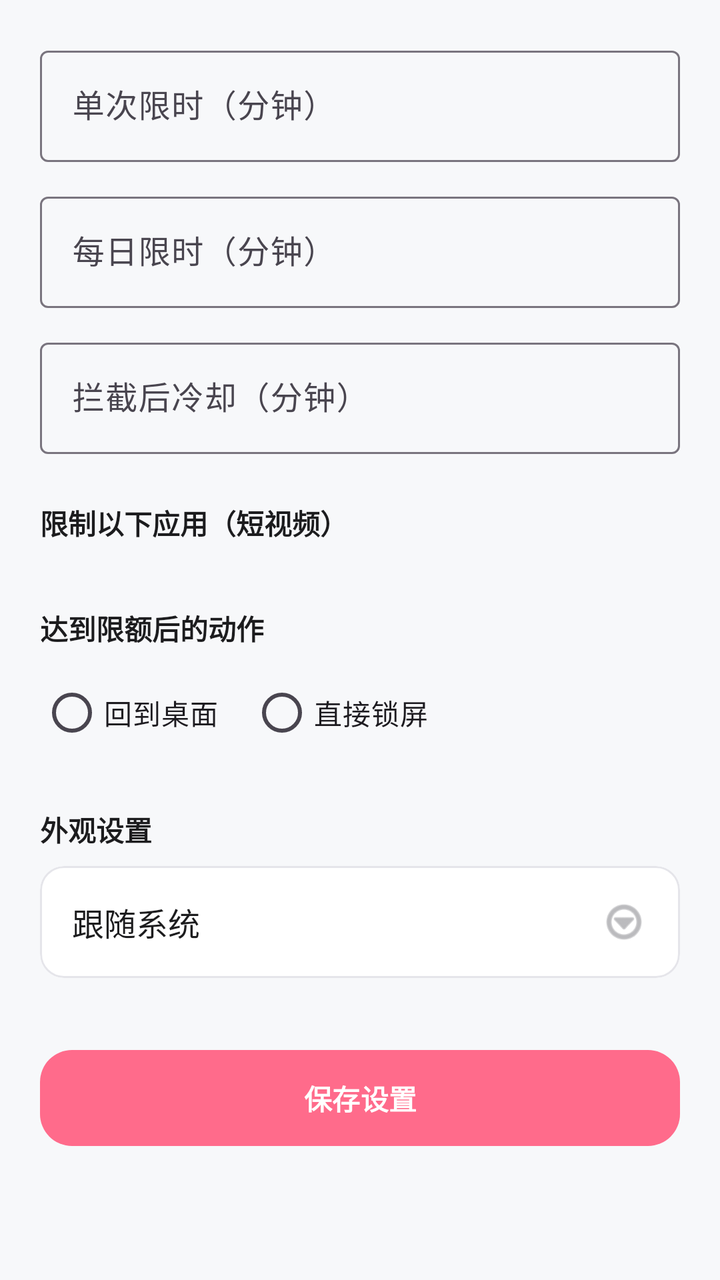
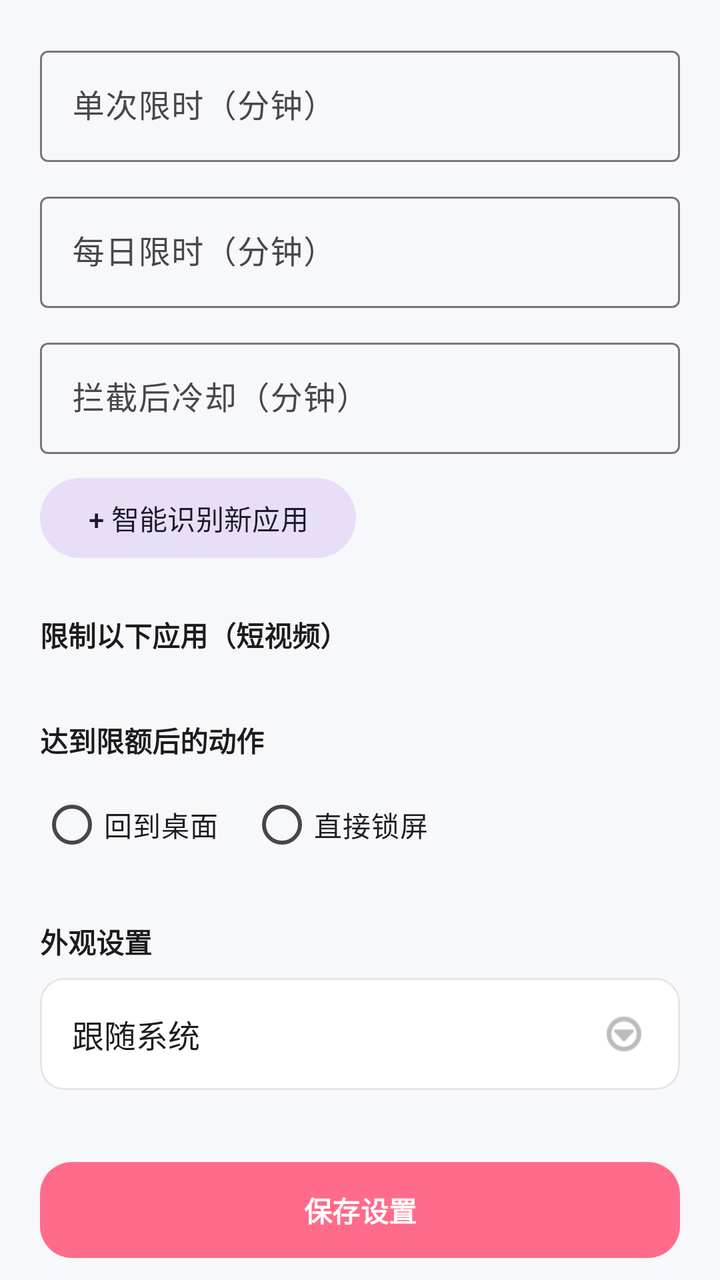

Before-and-after screenshots of an Android layout around one commit, followed by the original layout XML and the change that was made.
<!-- AndroidManifest.xml: application theme Theme.BiliLimit -->
<!-- res/layout/fragment_settings.xml -->
<?xml version="1.0" encoding="utf-8"?>
<androidx.core.widget.NestedScrollView xmlns:android="http://schemas.android.com/apk/res/android"
    xmlns:app="http://schemas.android.com/apk/res-auto"
    android:layout_width="match_parent"
    android:layout_height="match_parent"
    android:fillViewport="true">

    <LinearLayout
        android:layout_width="match_parent"
        android:layout_height="wrap_content"
        android:orientation="vertical"
        android:padding="20dp">

        
        <com.google.android.material.textfield.TextInputLayout
            style="@style/Widget.Material3.TextInputLayout.OutlinedBox"
            android:layout_width="match_parent"
            android:layout_height="wrap_content"
            android:hint="单次限时（分钟）">
            <com.google.android.material.textfield.TextInputEditText
                android:id="@+id/etSingle"
                android:layout_width="match_parent"
                android:layout_height="wrap_content"
                android:inputType="number" />
        </com.google.android.material.textfield.TextInputLayout>

        <com.google.android.material.textfield.TextInputLayout
            style="@style/Widget.Material3.TextInputLayout.OutlinedBox"
            android:layout_width="match_parent"
            android:layout_height="wrap_content"
            android:layout_marginTop="12dp"
            android:hint="每日限时（分钟）">
            <com.google.android.material.textfield.TextInputEditText
                android:id="@+id/etDaily"
                android:layout_width="match_parent"
                android:layout_height="wrap_content"
                android:inputType="number" />
        </com.google.android.material.textfield.TextInputLayout>

        <com.google.android.material.textfield.TextInputLayout
            style="@style/Widget.Material3.TextInputLayout.OutlinedBox"
            android:layout_width="match_parent"
            android:layout_height="wrap_content"
            android:layout_marginTop="12dp"
            android:hint="拦截后冷却（分钟）">
            <com.google.android.material.textfield.TextInputEditText
                android:id="@+id/etCooldown"
                android:layout_width="match_parent"
                android:layout_height="wrap_content"
                android:inputType="number" />
        </com.google.android.material.textfield.TextInputLayout>

        
        <TextView
            android:layout_width="match_parent"
            android:layout_height="wrap_content"
            android:layout_marginTop="24dp"
            android:layout_marginBottom="8dp"
            android:text="限制以下应用（短视频）"
            android:textStyle="bold"
            android:textColor="@color/text_main" />

        <LinearLayout
            android:id="@+id/llAppList"
            android:layout_width="match_parent"
            android:layout_height="wrap_content"
            android:orientation="vertical" />

        
        <TextView
            android:layout_width="match_parent"
            android:layout_height="wrap_content"
            android:layout_marginTop="24dp"
            android:layout_marginBottom="8dp"
            android:text="达到限额后的动作"
            android:textStyle="bold"
            android:textColor="@color/text_main" />

        <RadioGroup
            android:id="@+id/rgAction"
            android:layout_width="match_parent"
            android:layout_height="wrap_content"
            android:orientation="horizontal">
            <com.google.android.material.radiobutton.MaterialRadioButton
                android:id="@+id/rbHome"
                android:layout_width="wrap_content"
                android:layout_height="wrap_content"
                android:text="回到桌面" />
            <com.google.android.material.radiobutton.MaterialRadioButton
                android:id="@+id/rbLock"
                android:layout_width="wrap_content"
                android:layout_height="wrap_content"
                android:layout_marginStart="16dp"
                android:text="直接锁屏" />
        </RadioGroup>

        
        <TextView
            android:layout_width="match_parent"
            android:layout_height="wrap_content"
            android:layout_marginTop="24dp"
            android:layout_marginBottom="8dp"
            android:text="外观设置"
            android:textStyle="bold"
            android:textColor="@color/text_main" />

        <com.google.android.material.card.MaterialCardView
            android:id="@+id/cardTheme"
            android:layout_width="match_parent"
            android:layout_height="wrap_content"
            app:cardCornerRadius="12dp"
            app:cardElevation="0dp"
            app:strokeColor="@color/stroke_color"
            app:strokeWidth="1dp"
            app:cardBackgroundColor="@color/card_bg">

            <LinearLayout
                android:layout_width="match_parent"
                android:layout_height="wrap_content"
                android:orientation="horizontal"
                android:padding="16dp"
                android:gravity="center_vertical">

                <TextView
                    android:id="@+id/tvThemeStatus"
                    android:layout_width="0dp"
                    android:layout_height="wrap_content"
                    android:layout_weight="1"
                    android:text="跟随系统"
                    android:textSize="16sp"
                    android:textColor="@color/text_main" />

                <ImageView
                    android:layout_width="24dp"
                    android:layout_height="24dp"
                    android:src="@android:drawable/ic_menu_more"
                    app:tint="@color/text_sub" />
            </LinearLayout>
        </com.google.android.material.card.MaterialCardView>

        
        <com.google.android.material.button.MaterialButton
            android:id="@+id/btnSave"
            android:layout_width="match_parent"
            android:layout_height="56dp"
            android:layout_marginTop="32dp"
            android:layout_marginBottom="24dp"
            android:text="保存设置"
            android:textStyle="bold"
            app:cornerRadius="16dp" />
    </LinearLayout>
</androidx.core.widget.NestedScrollView>
<!-- resources referenced by this layout -->
<resources>
  <color name="card_bg">#FFFFFF</color>
  <color name="stroke_color">#E5E5EA</color>
  <color name="text_main">#1C1C1E</color>
  <color name="text_sub">#8E8E93</color>
  <style name="Theme.BiliLimit" parent="Theme.Material3.DayNight.NoActionBar">
          <item name="colorPrimary">@color/brand_pink</item>
          
          <item name="android:statusBarColor">@android:color/transparent</item>
          <item name="android:navigationBarColor">@color/bg_color</item>
          <item name="android:windowBackground">@color/bg_color</item>
          
          <item name="android:windowLightStatusBar">?attr/isLightTheme</item>
      </style>
  <color name="brand_pink">#FF6B8B</color>
  <color name="bg_color">#F7F8FA</color>
</resources>

<!-- the commit's change to res/layout/fragment_settings.xml (unified diff, before → after) -->
@@ -49,6 +49,15 @@
                 android:layout_height="wrap_content"
                 android:inputType="number" />
         </com.google.android.material.textfield.TextInputLayout>
+
+        
+        <com.google.android.material.button.MaterialButton
+            android:id="@+id/btnAddCustomApp"
+            style="@style/Widget.Material3.Button.TonalButton"
+            android:layout_width="wrap_content"
+            android:layout_height="wrap_content"
+            android:layout_marginTop="8dp"
+            android:text="+ 智能识别新应用" />
 
         
         <TextView
